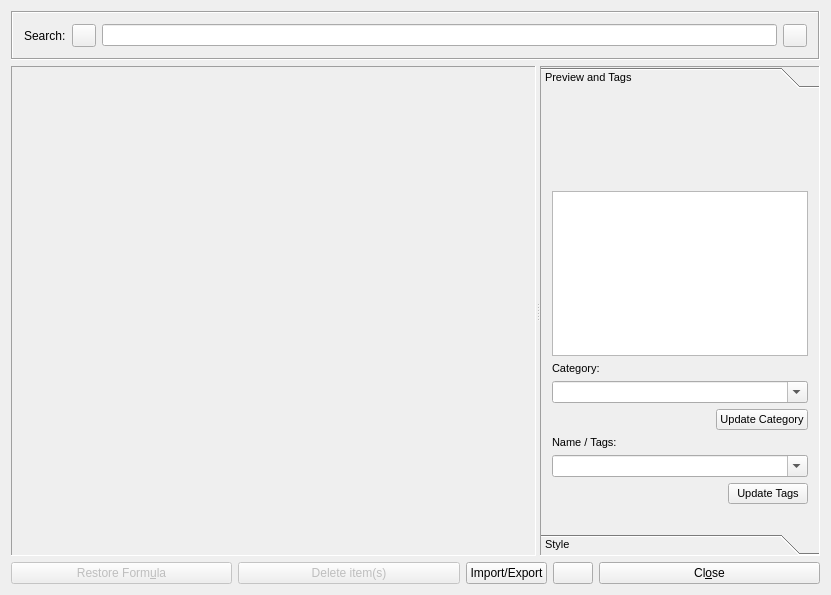
Above: src/klflibrarybrowserui.ui from CryFeiFei/klatexformula before the change. Below: the same form after it.
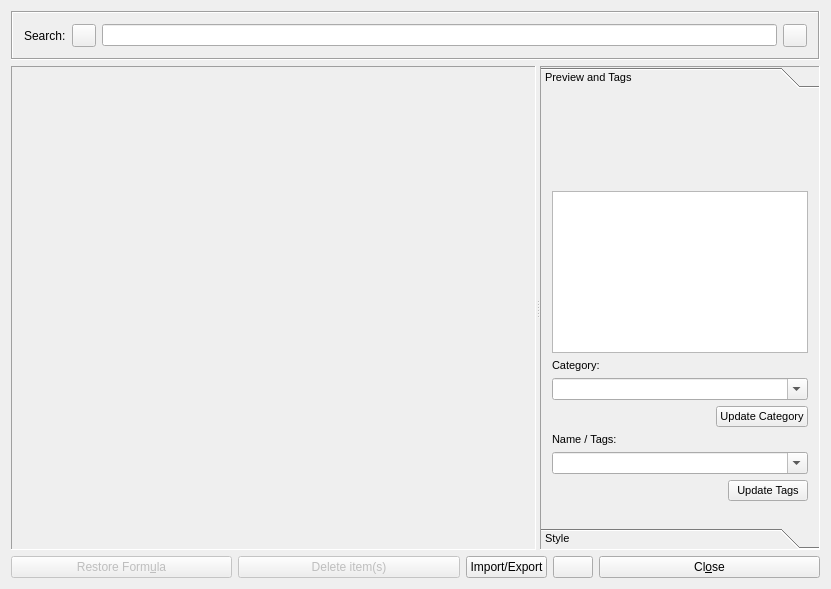
That is the form after the change. Icons and pictures are not drawn.

The edit to the form file:
```diff
--- a/src/klflibrarybrowserui.ui
+++ b/src/klflibrarybrowserui.ui
@@ -9,7 +9,7 @@
     <x>0</x>
     <y>0</y>
     <width>831</width>
-    <height>595</height>
+    <height>589</height>
    </rect>
   </property>
   <property name="windowTitle" >
@@ -143,8 +143,8 @@
         <rect>
          <x>0</x>
          <y>0</y>
-         <width>249</width>
-         <height>411</height>
+         <width>274</width>
+         <height>407</height>
         </rect>
        </property>
        <attribute name="label" >
```
Left out of the diff: 14 changed lines with no effect on the pictures.
